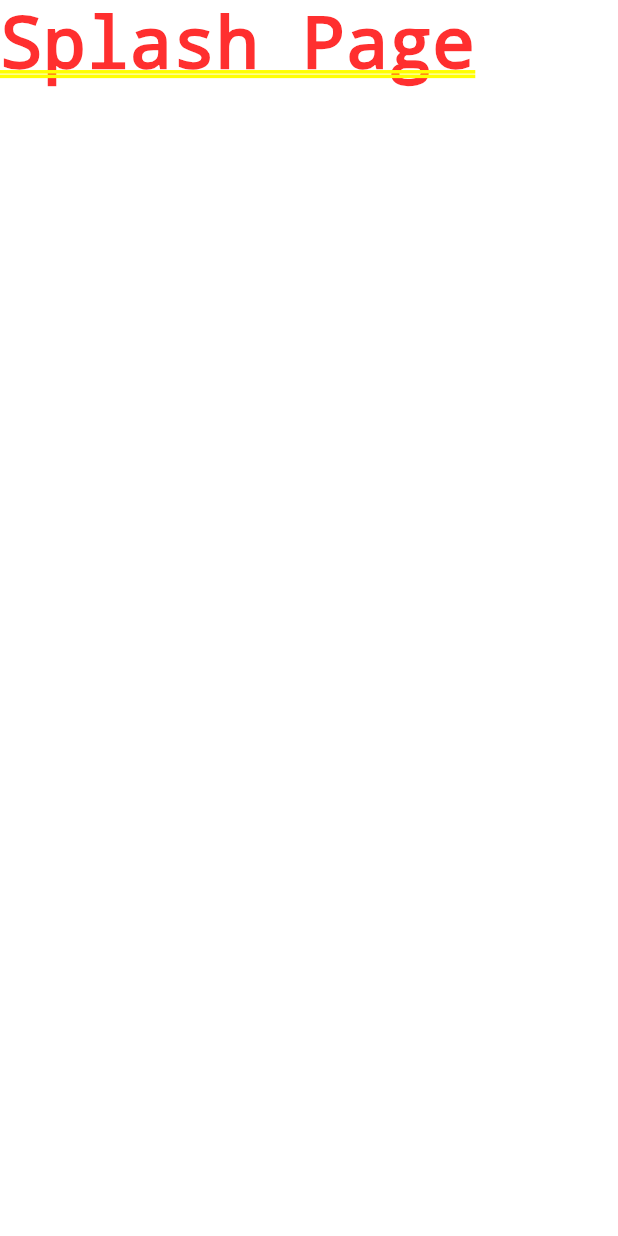
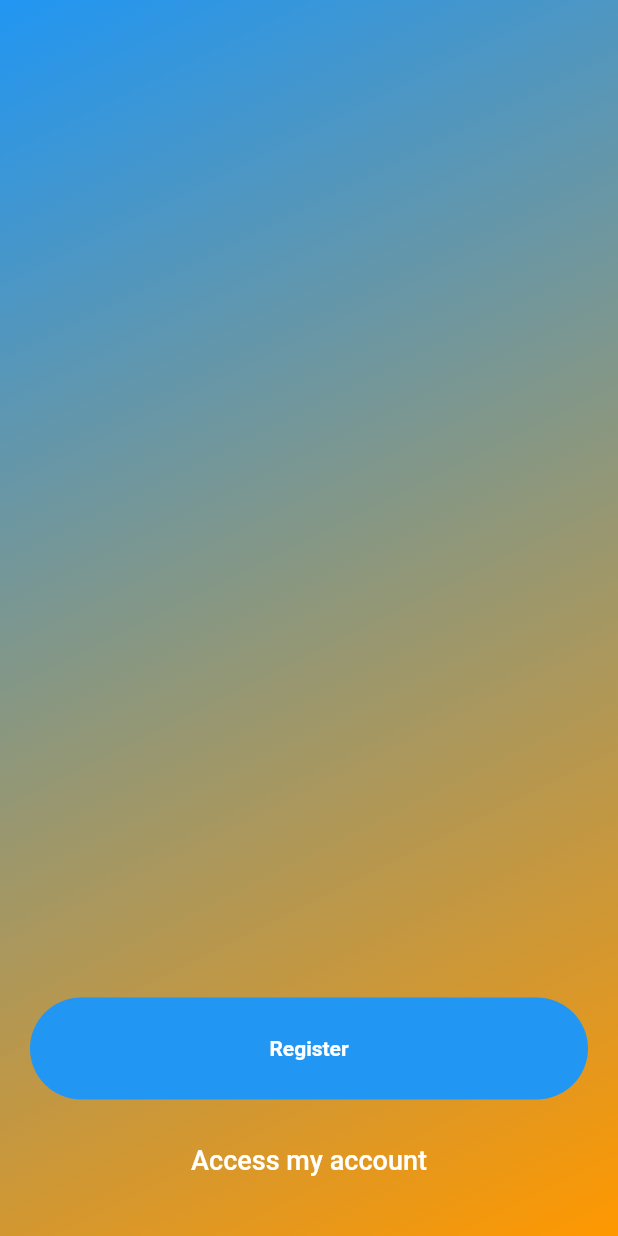
Before and after one commit to amimaro/flutter-supabase-template, a Flutter app: the screen it shows after launch, on a phone screen of 412 x 824 dp. Run offline on Flutter 3.47's test engine with Material 2 defaults, Android fonts, the phone set to English and light mode, and no system bars; our stand-ins replace flutter_dotenv, supabase_flutter; accounts and stored records are empty.

Commit message:
Create splash screen

```diff
--- a/lib/pages/splash_page.dart
+++ b/lib/pages/splash_page.dart
@@ -1,10 +1,74 @@
 import 'package:flutter/material.dart';
+import 'package:flutter_supabase_template/pages/login_page.dart';
+import 'package:flutter_supabase_template/pages/register_page.dart';
 
-class SplashPage extends StatelessWidget {
-  const SplashPage({Key? key}) : super(key: key);
+class SplashPage extends StatefulWidget {
+  const SplashPage({super.key});
 
   @override
+  State<SplashPage> createState() => _SplashPageState();
+}
+
+class _SplashPageState extends State<SplashPage> {
+  @override
   Widget build(BuildContext context) {
-    return const Text('Splash Page');
+    return Scaffold(
+        body: Container(
+      padding: const EdgeInsets.only(bottom: 20),
+      decoration: const BoxDecoration(
+        gradient: LinearGradient(
+          begin: Alignment.topLeft,
+          end: Alignment.bottomRight,
+          colors: [
+            Colors.blue,
+            Colors.orange
+          ], // Replace with your desired colors
+        ),
+      ),
+      child: Column(
+        mainAxisAlignment: MainAxisAlignment.end,
+        children: [
+          SizedBox(
+              width: double.infinity,
+              child: Padding(
+                  padding: const EdgeInsets.symmetric(horizontal: 20),
+                  child: FilledButton(
+                    onPressed: () {
+                      Navigator.push(
+                        context,
+                        MaterialPageRoute(builder: (context) {
+                          return const RegisterPage();
+                        }),
+                      );
+                    },
+                    style: FilledButton.styleFrom(
+                      padding: const EdgeInsets.symmetric(vertical: 26),
+                    ),
+                    child: const Text('Register',
+                        style: TextStyle(fontWeight: FontWeight.bold)),
+                  ))),
+          const SizedBox(height: 10),
+          SizedBox(
+              width: double.infinity,
+              child: Padding(
+                  padding: const EdgeInsets.symmetric(horizontal: 20),
+                  child: TextButton(
+                      onPressed: () {
+                        Navigator.push(
+                            context,
+                            MaterialPageRoute(
+                                builder: (context) => const LoginPage()));
+                      },
+                      style: FilledButton.styleFrom(
+                        padding: const EdgeInsets.symmetric(vertical: 20),
+                      ),
+                      child: const Text('Access my account',
+                          style: TextStyle(
+                            fontSize: 18,
+                            color: Colors.white,
+                          )))))
+        ],
+      ),
+    ));
   }
 }
```
